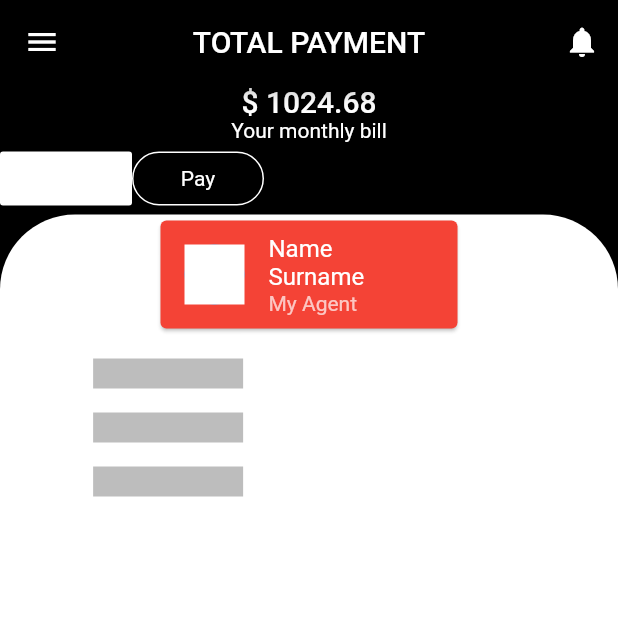
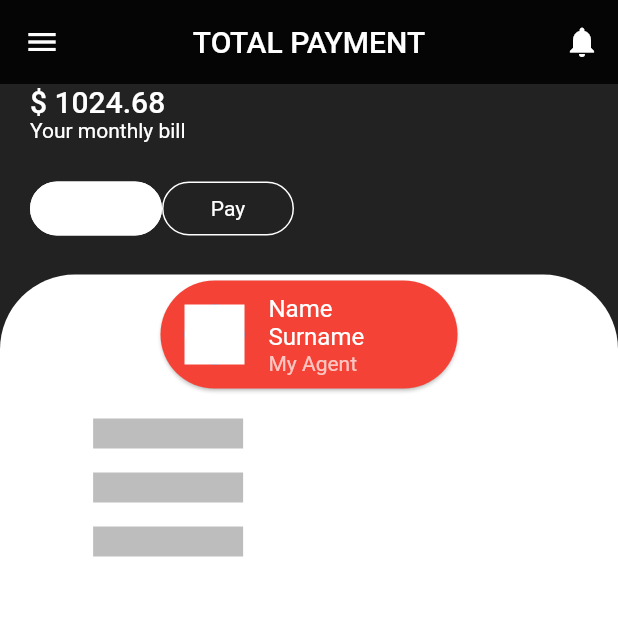
Before and after one commit to AndreyZhartun/flutter-insurance, a Flutter app: the screen it shows after launch, on a phone screen of 412 x 824 dp, the top half of it. Run offline on Flutter 3.47's test engine with Material 2 defaults, Android fonts, the phone set to English and light mode, and no system bars.

Commit message:
паддинги верхней части, аппбар

```diff
--- a/lib/main.dart
+++ b/lib/main.dart
@@ -14,7 +14,8 @@ class MyApp extends StatelessWidget {
       debugShowCheckedModeBanner: false,
       theme: ThemeData(
         //primarySwatch: Colors.black,
-        scaffoldBackgroundColor: Colors.black,
+        scaffoldBackgroundColor: Colors.black87,
+        accentColor: Colors.black26,
         textTheme: Typography.whiteMountainView,
         accentTextTheme: Typography.blackMountainView,
         iconTheme: IconThemeData(
--- a/lib/profile.dart
+++ b/lib/profile.dart
@@ -8,6 +8,7 @@ class Profile extends StatelessWidget {
     return Scaffold(
       appBar: AppBar(
         backgroundColor: Theme.of(context).scaffoldBackgroundColor,
+        elevation: 0,
         //TODO Localizations
         //TODO mock http server
         title: Text('TOTAL PAYMENT'),
@@ -23,16 +24,26 @@ class Profile extends StatelessWidget {
           //TODO
           ),
       body: Column(
+        crossAxisAlignment: CrossAxisAlignment.start,
         children: <Widget>[
-          Text(
+          Padding(
+            padding: const EdgeInsets.symmetric(horizontal: 20.0),
+            child: Text(
               '\$ 1024.68',
               style: textTheme.headline6,
             ),
-          Text(
+          ),
+          Padding(
+            padding: const EdgeInsets.symmetric(horizontal: 20.0),
+            child: Text(
               'Your monthly bill',
               style: textTheme.bodyText2,
             ),
-          Row(
+          ),
+          Padding(
+            padding:
+                const EdgeInsets.symmetric(horizontal: 20.0, vertical: 20.0),
+            child: Row(
               children: <Widget>[
                 FlatButton(
                   onPressed: () {},
@@ -41,8 +52,11 @@ class Profile extends StatelessWidget {
                     style: Theme.of(context).accentTextTheme.bodyText2,
                   ),
                   color: Colors.white,
+                  shape: RoundedRectangleBorder(
+                    side: BorderSide(color: Colors.white),
+                    borderRadius: BorderRadius.circular(100),
                   ),
-              //outline button v
+                ),
                 FlatButton(
                   onPressed: () {},
                   child: Text('Pay', style: textTheme.bodyText2),
@@ -52,6 +66,7 @@ class Profile extends StatelessWidget {
                   ),
                 ),
               ],
+            ),
           ),
           _TypesList(),
         ],
@@ -93,14 +108,23 @@ class _AgentCard extends StatelessWidget {
       //TODO pad 1/8 - card - 3/8
       widthFactor: 0.5,
       child: Card(
+        shape: RoundedRectangleBorder(
+          side: BorderSide.none,
+          borderRadius: BorderRadius.circular(50),
+        ),
         color: Colors.red,
-        child: ListTile(
+        child: Column(
+          children: <Widget>[
+            ListTile(
               leading: CircleAvatar(
                 child: Container(
                   color: Colors.white,
-          )),
+                ),
+              ),
               title: Text('Name Surname'),
               subtitle: Text('My Agent'),
+            ),
+          ],
         ),
       ),
     );
@@ -143,8 +167,9 @@ class _TypesListItem extends StatelessWidget {
             SizedBox(
                 width: 100,
                 height: 20,
-              child: Container(color: Colors.black26,)
-            ),
+                child: Container(
+                  color: Colors.black26,
+                )),
           ],
         ),
       ],
```
Lines whose indentation alone changed are shown as unchanged.
